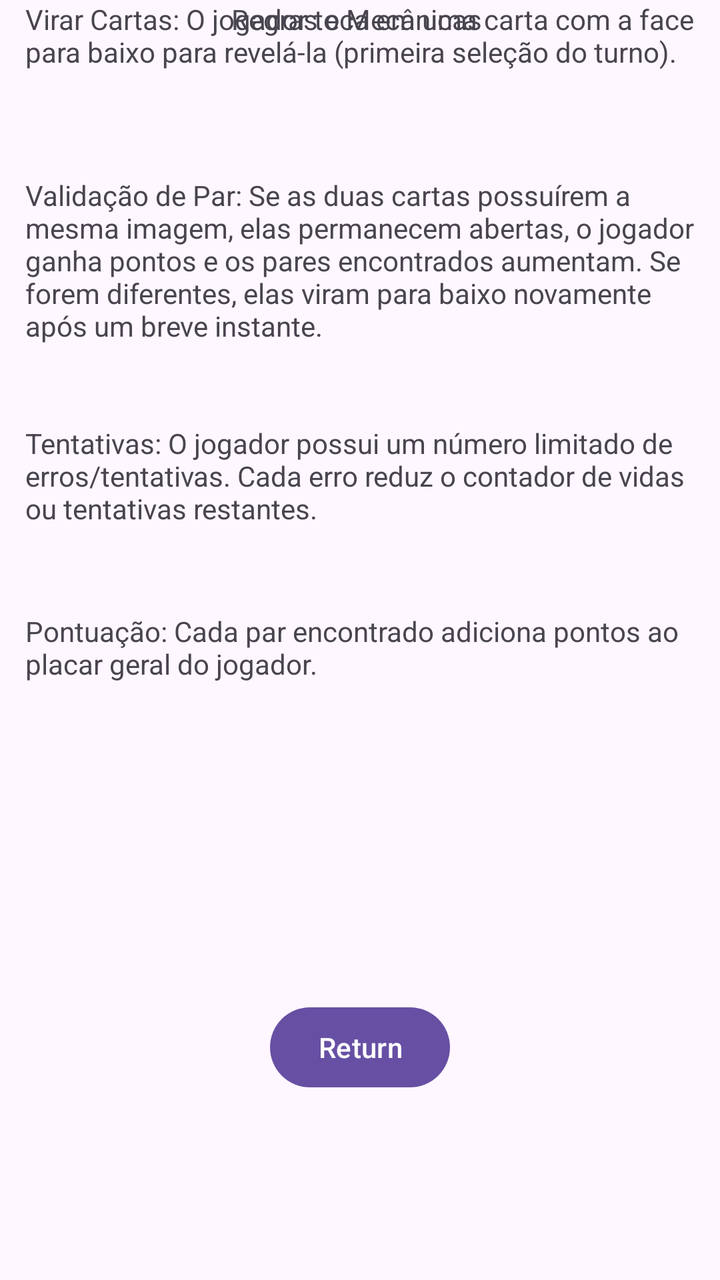
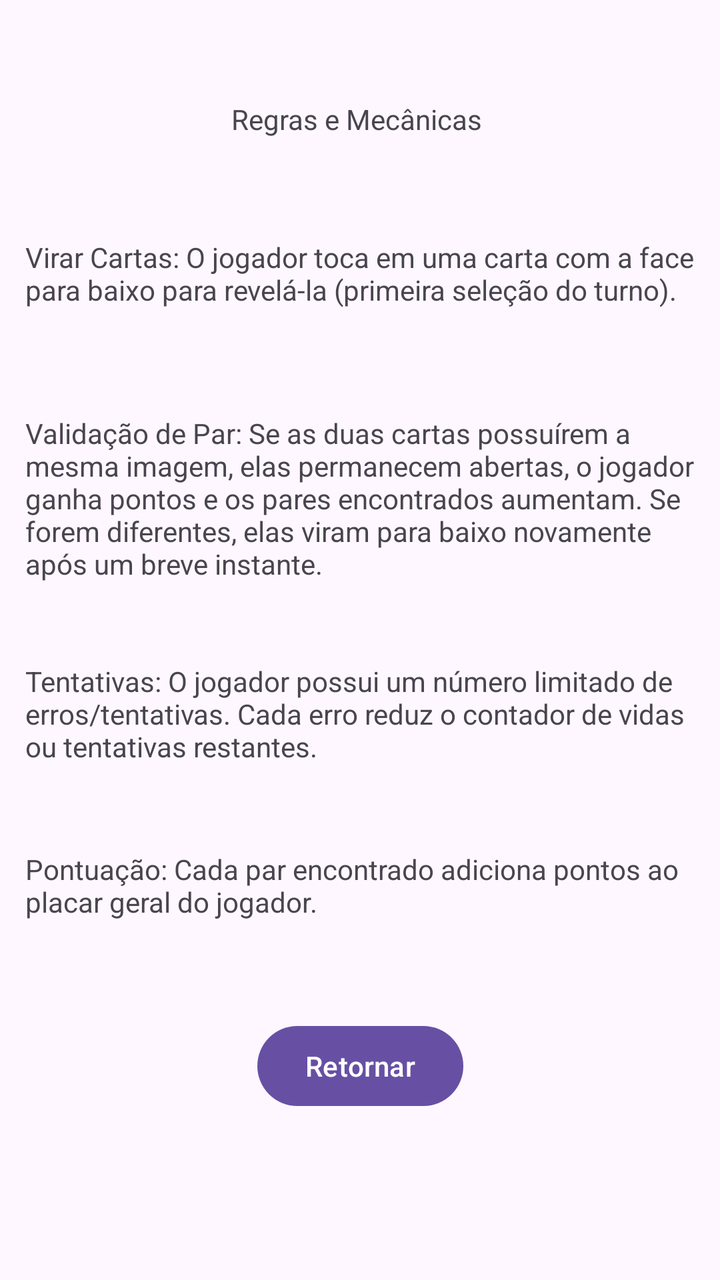

Compare the two renders of this Android layout. The source of the first and the diff that turns it into the second are given below.
<!-- AndroidManifest.xml: application theme Theme.Atividade_bimestral -->
<!-- res/layout/activity_regras_emecanicas.xml -->
<?xml version="1.0" encoding="utf-8"?>
<androidx.constraintlayout.widget.ConstraintLayout xmlns:android="http://schemas.android.com/apk/res/android"
    xmlns:app="http://schemas.android.com/apk/res-auto"
    xmlns:tools="http://schemas.android.com/tools"
    android:id="@+id/main"
    android:layout_width="match_parent"
    android:layout_height="match_parent"
    tools:context=".regras_e_mecanicas">

    <TextView
        android:id="@+id/textView"
        android:layout_width="wrap_content"
        android:layout_height="wrap_content"
        android:text="Regras e Mecânicas "
        app:layout_constraintEnd_toEndOf="parent"
        app:layout_constraintStart_toStartOf="parent"
        tools:layout_editor_absoluteY="63dp" />

    <Button
        android:id="@+id/btn_retornar"
        android:layout_width="wrap_content"
        android:layout_height="wrap_content"
        android:text="Return"
        app:layout_constraintBottom_toBottomOf="parent"
        app:layout_constraintEnd_toEndOf="parent"
        app:layout_constraintStart_toStartOf="parent"
        app:layout_constraintTop_toTopOf="parent"
        app:layout_constraintVertical_bias="0.844" />

    <FrameLayout
        android:layout_width="335dp"
        android:layout_height="402dp"
        app:layout_constraintEnd_toEndOf="parent"
        app:layout_constraintStart_toStartOf="parent"
        tools:layout_editor_absoluteY="144dp">

        <LinearLayout
            android:layout_width="match_parent"
            android:layout_height="match_parent"
            android:orientation="vertical"
            app:layout_constraintEnd_toEndOf="parent"
            app:layout_constraintStart_toStartOf="parent">

            <TextView
                android:id="@+id/textView5"
                android:layout_width="match_parent"
                android:layout_height="88dp"
                android:text="@string/regra_1"
                app:layout_constraintEnd_toEndOf="parent"
                app:layout_constraintStart_toStartOf="parent" />

            <TextView
                android:id="@+id/textView6"
                android:layout_width="match_parent"
                android:layout_height="124dp"
                android:text="@string/regra_2"
                app:layout_constraintEnd_toEndOf="parent"
                app:layout_constraintStart_toStartOf="parent" />

            <TextView
                android:id="@+id/textView7"
                android:layout_width="match_parent"
                android:layout_height="94dp"
                android:text="@string/regra_3"
                app:layout_constraintEnd_toEndOf="parent"
                app:layout_constraintStart_toStartOf="parent" />

            <TextView
                android:id="@+id/textView8"
                android:layout_width="match_parent"
                android:layout_height="wrap_content"
                android:text="@string/regra_4"
                app:layout_constraintEnd_toEndOf="parent"
                app:layout_constraintStart_toStartOf="parent" />
        </LinearLayout>
    </FrameLayout>

</androidx.constraintlayout.widget.ConstraintLayout>
<!-- resources referenced by this layout -->
<resources>
  <string name="regra_1">Virar Cartas: O jogador toca em uma carta com a face para baixo para revelá-la (primeira seleção do turno).</string>
  <string name="regra_2">Validação de Par: Se as duas cartas possuírem a mesma imagem, elas permanecem abertas, o jogador ganha pontos e os pares encontrados aumentam. Se forem diferentes, elas viram para baixo novamente após um breve instante.</string>
  <string name="regra_3">Tentativas: O jogador possui um número limitado de erros/tentativas. Cada erro reduz o contador de vidas ou tentativas restantes.</string>
  <string name="regra_4">Pontuação: Cada par encontrado adiciona pontos ao placar geral do jogador.</string>
  <style name="Theme.Atividade_bimestral" parent="Base.Theme.Atividade_bimestral" />
  <style name="Base.Theme.Atividade_bimestral" parent="Theme.Material3.DayNight.NoActionBar">
          
          
      </style>
</resources>

<!-- the commit's change to res/layout/activity_regras_emecanicas.xml (unified diff, before → after) -->
@@ -12,27 +12,30 @@
         android:layout_width="wrap_content"
         android:layout_height="wrap_content"
         android:text="Regras e Mecânicas "
+        app:layout_constraintBottom_toTopOf="@+id/frameLayout"
         app:layout_constraintEnd_toEndOf="parent"
         app:layout_constraintStart_toStartOf="parent"
-        tools:layout_editor_absoluteY="63dp" />
+        app:layout_constraintTop_toTopOf="parent" />
 
     <Button
-        android:id="@+id/btn_retornar"
+        android:id="@+id/btn_return"
         android:layout_width="wrap_content"
         android:layout_height="wrap_content"
-        android:text="Return"
+        android:text="Retornar"
         app:layout_constraintBottom_toBottomOf="parent"
         app:layout_constraintEnd_toEndOf="parent"
         app:layout_constraintStart_toStartOf="parent"
         app:layout_constraintTop_toTopOf="parent"
-        app:layout_constraintVertical_bias="0.844" />
+        app:layout_constraintVertical_bias="0.86" />
 
     <FrameLayout
+        android:id="@+id/frameLayout"
         android:layout_width="335dp"
         android:layout_height="402dp"
+        app:layout_constraintBottom_toBottomOf="parent"
         app:layout_constraintEnd_toEndOf="parent"
         app:layout_constraintStart_toStartOf="parent"
-        tools:layout_editor_absoluteY="144dp">
+        app:layout_constraintTop_toTopOf="parent">
 
         <LinearLayout
             android:layout_width="match_parent"
